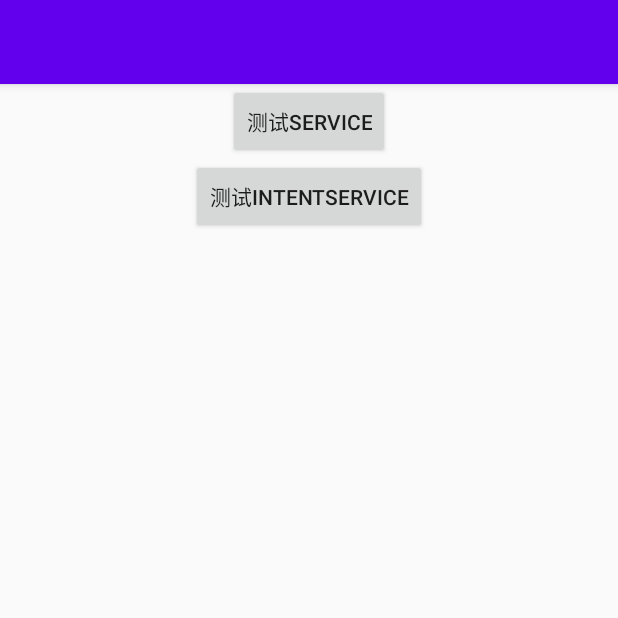
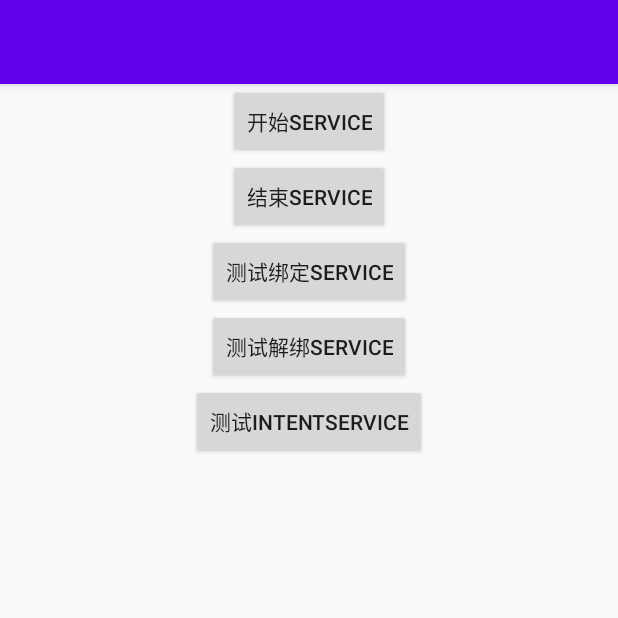
Before and after one commit to baobeinet521/MineStudy, an Android app: the screen it shows after launch (ServiceTestActivity), after a tap on "SERVICE测试", on a phone screen of 412 x 824 dp, the top half of it. Run offline under Robolectric (Android 15) with nearby library versions, the phone set to English and light mode, and no system bars.

Commit message:
service测试代码完善，以及文档完善

```diff
--- a/app/src/main/java/com/zd/study/service/IntentServiceTest.java
+++ b/app/src/main/java/com/zd/study/service/IntentServiceTest.java
@@ -6,7 +6,7 @@ import android.support.annotation.Nullable;
 import android.util.Log;
 
 public class IntentServiceTest extends IntentService {
-    public static String TAG ="IntentServiceTest";
+    public static String TAG ="IntentZdServiceTest";
     public IntentServiceTest() {
         super("");
         Log.d(TAG,"IntentServiceTest 没有参数的构造方法=====");
@@ -25,4 +25,5 @@ public class IntentServiceTest extends IntentService {
     protected void onHandleIntent(@Nullable Intent intent) {
         Log.d(TAG,"onHandleIntent ======");
     }
+
 }
--- a/app/src/main/java/com/zd/study/service/ServiceTest.java
+++ b/app/src/main/java/com/zd/study/service/ServiceTest.java
@@ -10,7 +10,7 @@ import android.util.Log;
 
 
 public class ServiceTest extends Service {
-    public static String TAG ="ServiceTest";
+    public static String TAG ="ZdServiceTest";
     @Override
     public void onCreate() {
         super.onCreate();
@@ -32,7 +32,7 @@ public class ServiceTest extends Service {
     @Nullable
     @Override
     public IBinder onBind(Intent intent) {
-        Log.d(TAG,"IntentServiceTest ======");
+        Log.d(TAG,"onBind ======");
         return null;
     }
 
--- a/app/src/main/java/com/zd/study/service/ServiceTestActivity.java
+++ b/app/src/main/java/com/zd/study/service/ServiceTestActivity.java
@@ -1,38 +1,102 @@
 package com.zd.study.service;
 
+import android.content.ComponentName;
+import android.content.Intent;
+import android.content.ServiceConnection;
 import android.os.Bundle;
+import android.os.IBinder;
 import android.support.annotation.Nullable;
 import android.support.v7.app.AppCompatActivity;
 import android.support.v7.widget.AppCompatButton;
+import android.util.Log;
 import android.view.View;
 
 import com.zd.study.R;
 
-public class ServiceTestActivity extends AppCompatActivity {
+public class ServiceTestActivity extends AppCompatActivity implements View.OnClickListener {
 
-    private AppCompatButton mTestService;
+    public static String TAG = "ZdServiceTestActivity";
+
+    private AppCompatButton mTestStartService;
+    private AppCompatButton mTestStopService;
+    private AppCompatButton mTestBindService;
+    private AppCompatButton mTestUnBindService;
     private AppCompatButton mTestIntentService;
+
+    private boolean isBindService = false;
+
+    private ServiceConnection mServiceConnection = new ServiceConnection() {
+        @Override
+        public void onServiceConnected(ComponentName name, IBinder service) {
+
+            Log.d(TAG, "onServiceConnected     componentName  = " + name);
+
+        }
+
+        @Override
+        public void onServiceDisconnected(ComponentName name) {
+            Log.d(TAG, "onServiceDisconnected    componentName  = " + name);
+        }
+    };
+
+
     @Override
     protected void onCreate(@Nullable Bundle savedInstanceState) {
         super.onCreate(savedInstanceState);
         setContentView(R.layout.activity_service_test_layout);
 
-        mTestService = findViewById(R.id.test_service_btn);
+        mTestStartService = findViewById(R.id.test_start_service_btn);
+        mTestStartService.setOnClickListener(this);
+        mTestStopService = findViewById(R.id.test_stop_service_btn);
+        mTestStopService.setOnClickListener(this);
+
+        mTestBindService = findViewById(R.id.test_bind_service_btn);
+        mTestBindService.setOnClickListener(this);
+
+        mTestUnBindService = findViewById(R.id.test_unbind_service_btn);
+        mTestUnBindService.setOnClickListener(this);
+
         mTestIntentService = findViewById(R.id.test_intent_service_btn);
+        mTestIntentService.setOnClickListener(this);
 
-        mTestService.setOnClickListener(new View.OnClickListener() {
-            @Override
-            public void onClick(View v) {
+    }
 
-            }
-        });
+    @Override
+    public void onClick(View v) {
+        Intent intent = new Intent(this, ServiceTest.class);
+        int id = v.getId();
+        switch (id){
+            case R.id.test_start_service_btn:
+                Log.d(TAG, " onClick start service -----");
+                startService(intent);
+                break;
+            case R.id.test_stop_service_btn:
+                Log.d(TAG, " onClick stop service -----");
+                stopService(intent);
+                break;
+            case R.id.test_bind_service_btn:
+                Log.d(TAG, " onClick bind service -----");
+                isBindService = bindService(intent,mServiceConnection,BIND_AUTO_CREATE);
+                Log.d(TAG, " onClick bind service -----  isBindService = " + isBindService);
+                break;
+            case R.id.test_unbind_service_btn:
+                Log.d(TAG, " onClick unbind service -----");
+                if(isBindService){
+                    Log.d(TAG, "  有已绑定服务，可以解绑 -----");
+                    unbindService(mServiceConnection);
+                    isBindService = false;
+                } else {
+                    Log.d(TAG, "  没有已经绑定服务，不可以解绑 -----");
+                }
+                break;
+            case R.id.test_intent_service_btn:
+                Log.d(TAG, " onClick start intentService -----");
+                Intent intentSer = new Intent(this, IntentServiceTest.class);
+                startService(intentSer);
+                break;
+        }
 
-        mTestIntentService.setOnClickListener(new View.OnClickListener() {
-            @Override
-            public void onClick(View v) {
 
-            }
-        });
 
     }
 }
--- a/app/src/main/res/layout/activity_service_test_layout.xml
+++ b/app/src/main/res/layout/activity_service_test_layout.xml
@@ -5,13 +5,46 @@
     xmlns:app="http://schemas.android.com/apk/res-auto">
 
     <android.support.v7.widget.AppCompatButton
-        android:id="@+id/test_service_btn"
+        android:id="@+id/test_start_service_btn"
         android:layout_width="wrap_content"
         android:layout_height="50dp"
         app:layout_constraintTop_toTopOf="parent"
         app:layout_constraintLeft_toLeftOf="parent"
         app:layout_constraintRight_toRightOf="parent"
-        android:text="测试service">
+        android:text="开始service">
+
+    </android.support.v7.widget.AppCompatButton>
+
+    <android.support.v7.widget.AppCompatButton
+        android:id="@+id/test_stop_service_btn"
+        android:layout_width="wrap_content"
+        android:layout_height="50dp"
+        app:layout_constraintLeft_toLeftOf="parent"
+        app:layout_constraintRight_toRightOf="parent"
+        app:layout_constraintTop_toBottomOf="@+id/test_start_service_btn"
+        android:text="结束service">
+
+    </android.support.v7.widget.AppCompatButton>
+
+    <android.support.v7.widget.AppCompatButton
+        android:id="@+id/test_bind_service_btn"
+        android:layout_width="wrap_content"
+        android:layout_height="50dp"
+        app:layout_constraintLeft_toLeftOf="parent"
+        app:layout_constraintRight_toRightOf="parent"
+        app:layout_constraintTop_toBottomOf="@+id/test_stop_service_btn"
+        android:text="测试绑定service">
+
+    </android.support.v7.widget.AppCompatButton>
+
+    <android.support.v7.widget.AppCompatButton
+        android:id="@+id/test_unbind_service_btn"
+        android:layout_width="wrap_content"
+        android:layout_height="50dp"
+        app:layout_constraintLeft_toLeftOf="parent"
+        app:layout_constraintRight_toRightOf="parent"
+        app:layout_constraintTop_toBottomOf="@+id/test_bind_service_btn"
+        android:text="测试解绑service">
 
     </android.support.v7.widget.AppCompatButton>
 
@@ -19,7 +52,7 @@
         android:id="@+id/test_intent_service_btn"
         android:layout_width="wrap_content"
         android:layout_height="50dp"
-        app:layout_constraintTop_toBottomOf="@+id/test_service_btn"
+        app:layout_constraintTop_toBottomOf="@+id/test_unbind_service_btn"
         app:layout_constraintLeft_toLeftOf="parent"
         app:layout_constraintRight_toRightOf="parent"
         android:text="测试intentservice">
```
Also changed, not shown: 2 other files.
